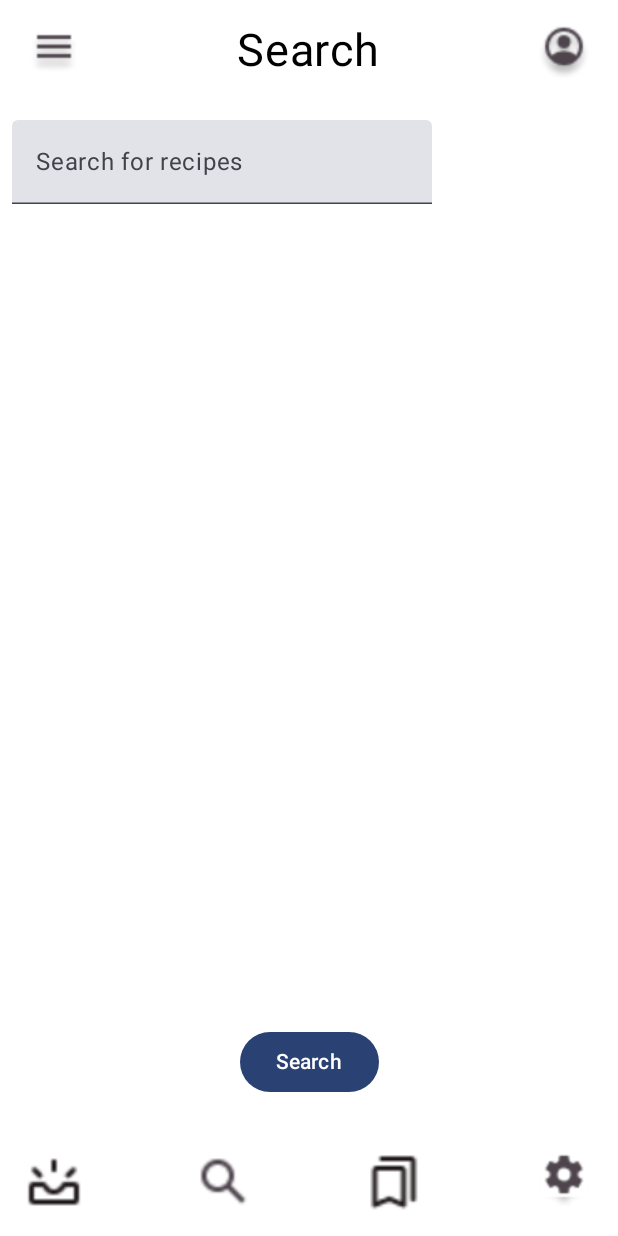
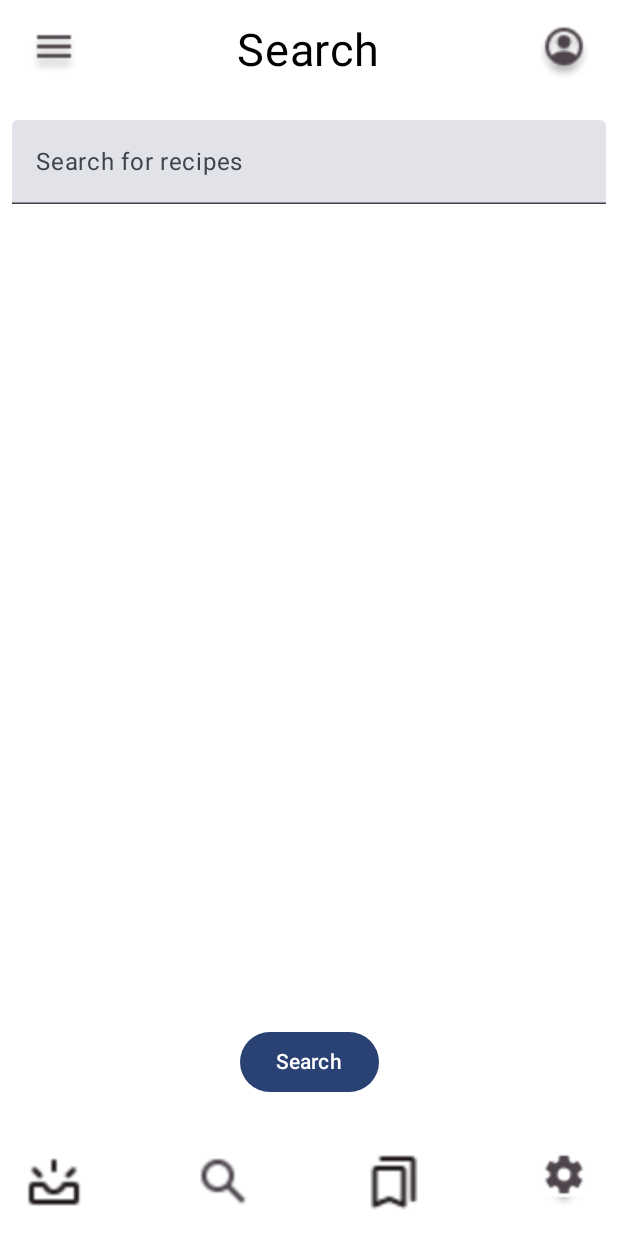
Before and after one commit to matfelhau/Mobilprogrammering2023, an Android app built with Jetpack Compose: the @Preview function CreateSearchPreview, on a phone screen of 412 x 824 dp. Run offline under Robolectric (Android 15) with nearby library versions, the light colour scheme and no system bars; our stand-ins replace Firebase (no records; nobody signed in at launch, a user with empty details on screens opened directly).

Commit message:
Gjorde søkefeltet wide af

```diff
--- a/app/src/main/java/com/example/matapp/screens/SearchCompose.kt
+++ b/app/src/main/java/com/example/matapp/screens/SearchCompose.kt
@@ -62,7 +62,9 @@ fun SearchLayout(navController: NavController) {
                 searchViewModel.searchRecipes(it)
             },
             label = { Text(text = "Search for recipes") },
-            modifier = Modifier.padding(8.dp)
+            modifier = Modifier
+                .padding(8.dp)
+                .fillMaxWidth()
         )
 
         Column {
```
